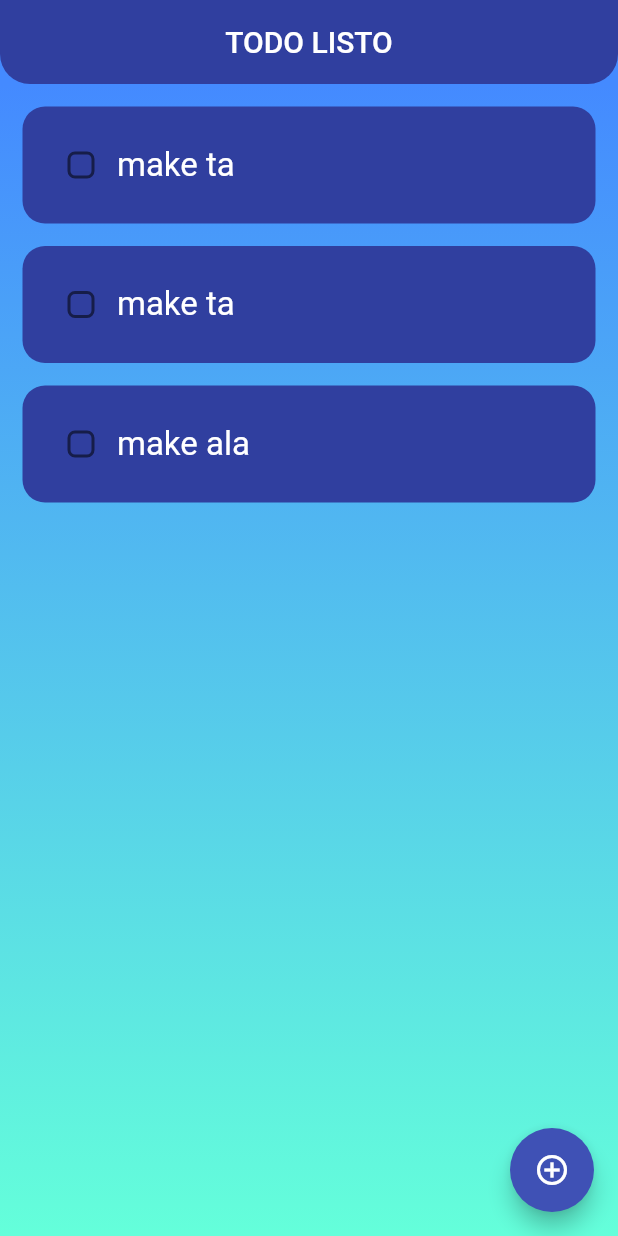
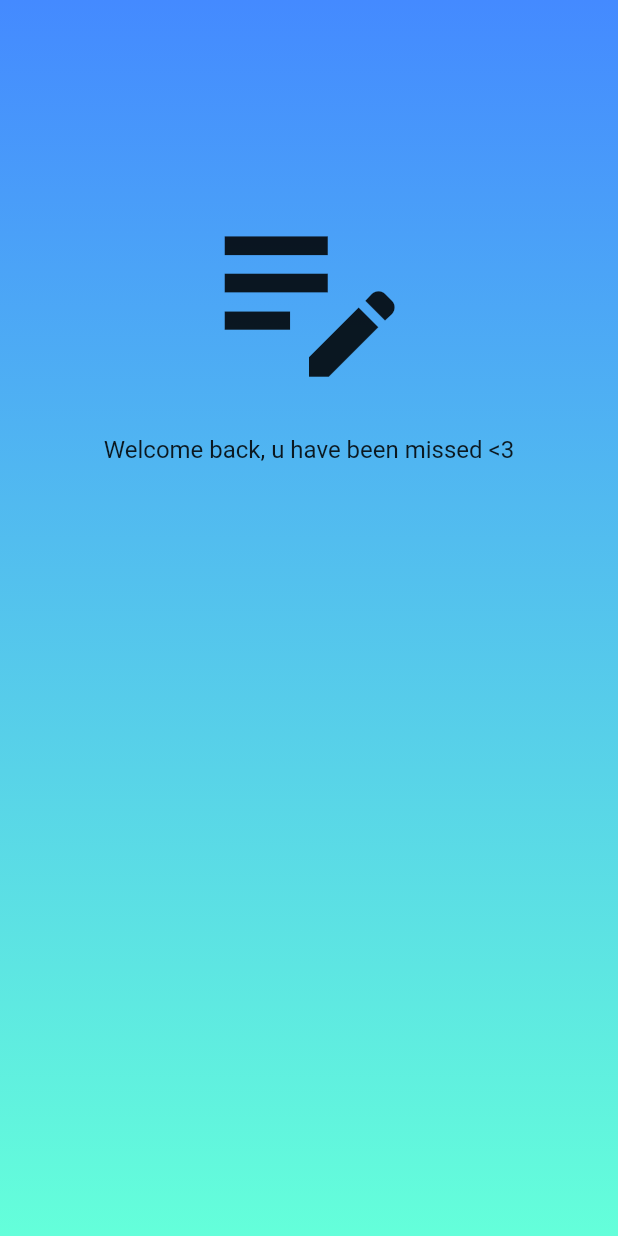
Before and after one commit to AdrianGroh306/todo_listo, a Flutter app: the screen it shows after launch, on a phone screen of 412 x 824 dp. Run offline on Flutter 3.47's test engine with Material 2 defaults, Android fonts, the phone set to English and light mode, and no system bars; drawn by our look-alikes of auto_size_text, flutter_slidable.

Commit message:
Starting the login_page.dart
Design update:
- dialog_box design and buttons fit to the edit_box
Function update:

```diff
--- a/lib/main.dart
+++ b/lib/main.dart
@@ -1,4 +1,5 @@
 import 'package:flutter/material.dart';
+import 'package:todo/pages/login_page.dart';
 import 'pages/homepage.dart';
 
 void main() {
@@ -12,7 +13,7 @@ class MyApp extends StatelessWidget {
   Widget build(BuildContext context) {
     return const MaterialApp(
       debugShowCheckedModeBanner: false,
-      home: MyHomePage(),
+      home: LoginPage(),
     );
   }
 }
--- /dev/null
+++ b/lib/pages/login_page.dart
@@ -0,0 +1,63 @@
+import 'package:flutter/material.dart';
+import 'package:todo/util/my_button.dart';
+
+class LoginPage extends StatefulWidget {
+  const LoginPage({Key? key}) : super(key: key);
+
+  @override
+  State<LoginPage> createState() => _LoginPageState();
+}
+
+class _LoginPageState extends State<LoginPage> {
+  @override
+  Widget build(BuildContext context) {
+    return Scaffold(
+      body: Container(
+        width: MediaQuery.of(context).size.width,
+        height: MediaQuery.of(context).size.height,
+        decoration: const BoxDecoration(
+            gradient: LinearGradient(
+                begin: Alignment.topCenter,
+                end: Alignment.bottomCenter,
+                colors: [Colors.blueAccent, Colors.tealAccent])),
+        child: SafeArea(
+          child: Center(
+            child: Column(
+              children: [
+                const SizedBox(
+                  height: 120,
+                ),
+
+                //logo
+                const Icon(
+                  Icons.edit_note,
+                  size: 150,
+                ),
+
+                const SizedBox(
+                  height: 20,
+                ),
+
+                //welcome message
+                const Text(
+                  "Welcome back, u have been missed <3",
+                  style: TextStyle(
+                    fontSize: 16,
+                  ),
+                ),
+
+                //password textfield
+
+                // sign in button
+
+              //ElevatedButton(onPressed: onPressed, child: child)
+
+                //go to register page
+              ],
+            ),
+          ),
+        ),
+      ),
+    );
+  }
+}
--- a/lib/util/todo_tile.dart
+++ b/lib/util/todo_tile.dart
@@ -24,7 +24,7 @@ class _ToDoTileState extends State<ToDoTile> {
   @override
   Widget build(BuildContext context) {
     return Padding(
-        padding: const EdgeInsets.only(left: 15, right: 15, top: 15),
+        padding: const EdgeInsets.only(left: 15, right: 15, top: 10),
         child: Slidable(
           endActionPane: ActionPane(
             motion: const DrawerMotion(),
@@ -38,23 +38,27 @@ class _ToDoTileState extends State<ToDoTile> {
             ],
           ),
           child: Container(
-            padding: const EdgeInsets.all(15),
+            padding: const EdgeInsets.all(5),
             decoration: BoxDecoration(
               color: Colors.indigo[700],
               borderRadius: BorderRadius.circular(15),
             ),
             child: Row(
               children: [
-                Checkbox(
+                Transform.scale(
+                  scale: 1.2,
+                  child: Checkbox(
                     value: widget.taskCompleted,
                     onChanged: widget.onChanged,
                     activeColor: Colors.black54,
+
                     shape: const RoundedRectangleBorder(
                       borderRadius: BorderRadius.only(
                         bottomLeft: Radius.circular(5),
                         bottomRight: Radius.circular(5),
                         topLeft: Radius.circular(5),
                         topRight: Radius.circular(5),
+                      ),
                     ),
                   ),
                 ),
```
Also changed, not shown: lib/util/my_button.dart (+3 -4 lines), pubspec.lock, 2 other files. Lines whose indentation alone changed are shown as unchanged.
